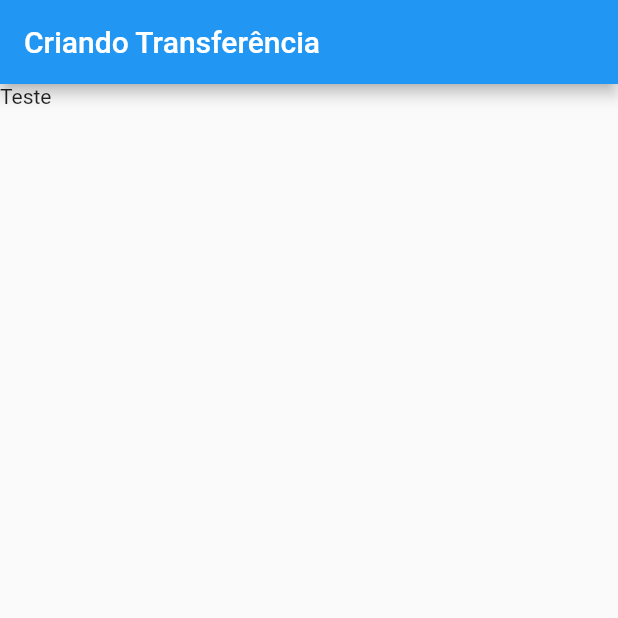
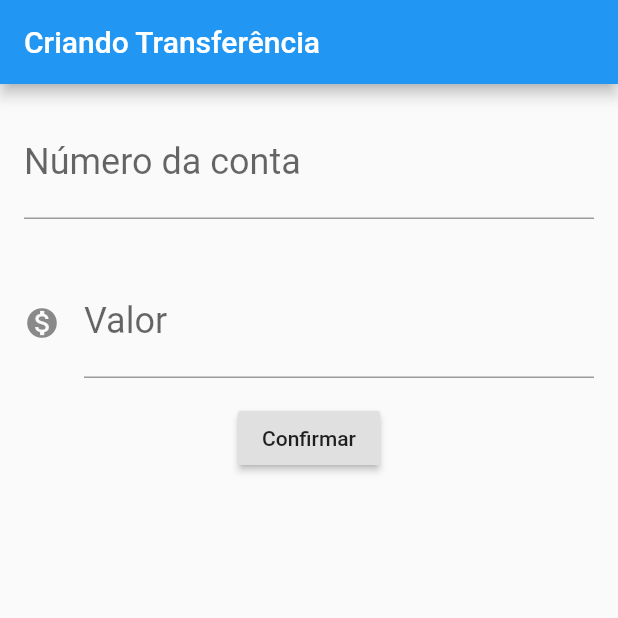
Before and after one commit to aoscarsj/bytebank, a Flutter app: the screen it shows after launch, on a phone screen of 412 x 824 dp, the top half of it. Run offline on Flutter 3.47's test engine with Material 2 defaults, Android fonts, the phone set to English and light mode, and no system bars.

Commit message:
Terminando aula 3 - Utilizando SnackBar e fazendo transferência.

```diff
--- a/flutter/bytebank/lib/main.dart
+++ b/flutter/bytebank/lib/main.dart
@@ -8,20 +8,66 @@ class ByteBankApp extends StatelessWidget {
     return MaterialApp(
       home: Scaffold(
         body: FormularioTransferencia(),
-
       ),
     );
   }
 }
 
 class FormularioTransferencia extends StatelessWidget {
+  final TextEditingController _controladorCampoNumeroConta =
+  TextEditingController();
+  final TextEditingController _controladorCampoValor = TextEditingController();
+
   @override
   Widget build(BuildContext context) {
     return Scaffold(
       appBar: AppBar(
         title: Text("Criando Transferência"),
       ),
-      body: Text("Teste")
+      body: Column(
+        children: <Widget>[
+          Padding(
+            padding: const EdgeInsets.all(16.0),
+            child: TextField(
+              controller: _controladorCampoNumeroConta,
+              style: TextStyle(
+                fontSize: 24.0,
+              ),
+              decoration: InputDecoration(
+                  labelText: "Número da conta", hintText: "0000"),
+              keyboardType: TextInputType.number,
+            ),
+          ),
+          Padding(
+            padding: const EdgeInsets.all(16.0),
+            child: TextField(
+              controller: _controladorCampoValor,
+              style: TextStyle(
+                fontSize: 24.0,
+              ),
+              decoration: InputDecoration(
+                  icon: Icon(Icons.monetization_on),
+                  labelText: "Valor",
+                  hintText: "0.00"),
+              keyboardType: TextInputType.number,
+            ),
+          ),
+          RaisedButton(
+            child: Text('Confirmar'),
+            onPressed: () {
+              int _numeroConta = int.tryParse(
+                  _controladorCampoNumeroConta.text);
+              double _valor = double.tryParse(_controladorCampoValor.text);
+              if (_numeroConta != null && _valor != null) {
+                final transferenciaCriada = Transferencia(_valor, _numeroConta);
+                debugPrint("$transferenciaCriada");
+                Scaffold.of(context).showSnackBar(SnackBar(content: Text("$transferenciaCriada"),));
+              } else
+                debugPrint("Null...");
+            },
+          ),
+        ],
+      ),
     );
   }
 }
@@ -41,15 +87,14 @@ class ListaTransferencia extends StatelessWidget {
         ],
       ),
       floatingActionButton: FloatingActionButton(
-        child: Icon(Icons.add), onPressed: () {},
+        child: Icon(Icons.add),
+        onPressed: () {},
       ),
     );
   }
-
 }
 
 class ItemTransferencia extends StatelessWidget {
-
   final Transferencia _transferencia;
 
   ItemTransferencia(this._transferencia);
@@ -64,9 +109,15 @@ class ItemTransferencia extends StatelessWidget {
     );
   }
 }
-class Transferencia{
+
+class Transferencia {
   final double _valor;
   final int _numeroConta;
 
   Transferencia(this._valor, this._numeroConta);
+
+  @override
+  String toString() {
+    return 'Transferencia{_valor: $_valor, _numeroConta: $_numeroConta}';
+  }
 }
```
